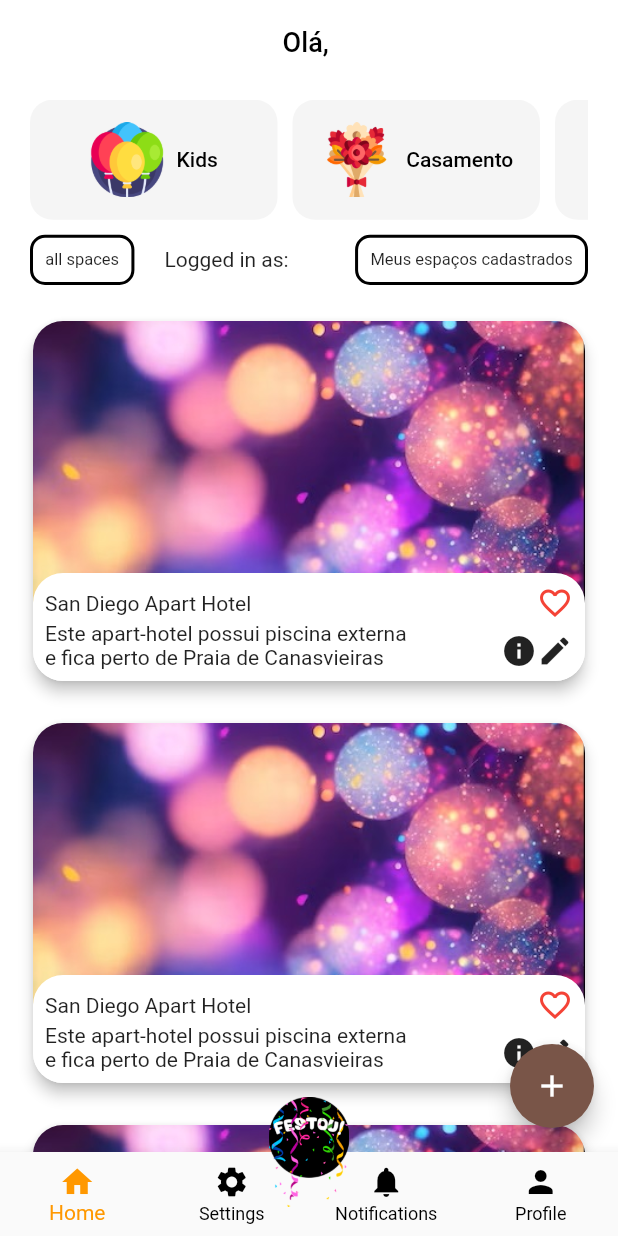
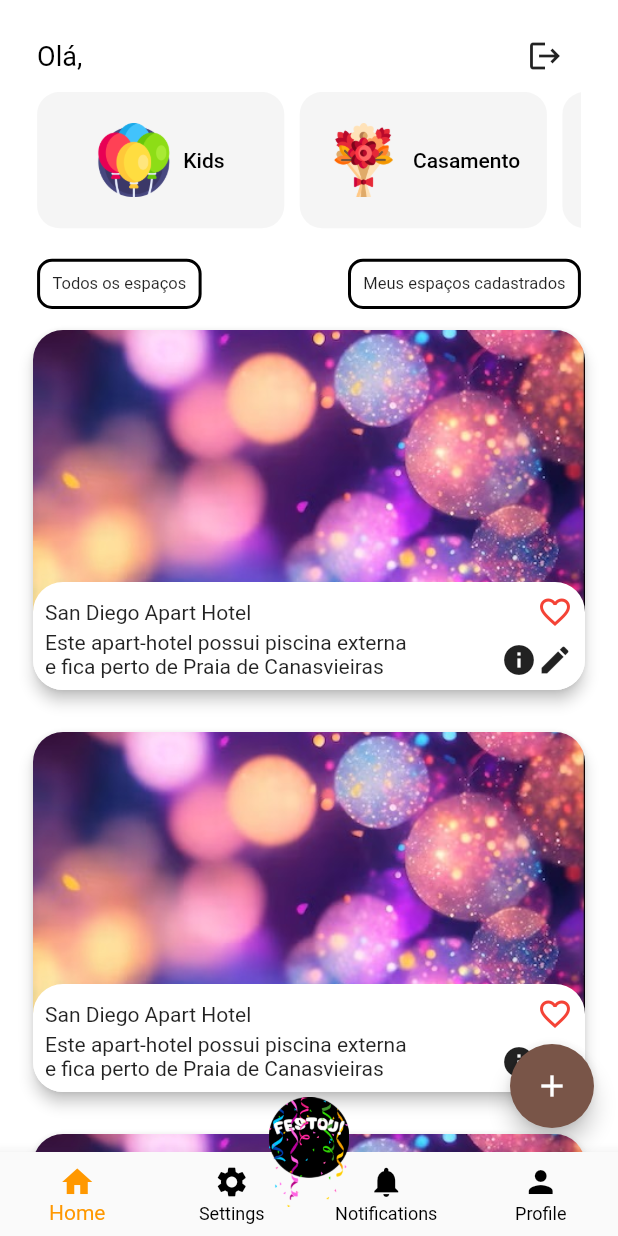
Before and after one commit to rodrigoaugusto99/git_flutter_festou, a Flutter app: the screen it shows once a user with an empty profile is signed in, on a phone screen of 412 x 824 dp. Run offline on Flutter 3.47's test engine with Material 2 defaults, Android fonts, the phone set to English and light mode, and no system bars; our stand-ins replace cloud_firestore, firebase_auth, firebase_core, flutter_riverpod, geocoding, google_maps_flutter and 3 more; missing offline and left inert: search_cep, validatorless; accounts and stored records are empty; generated files the repository leaves out were written again.

Commit message:
FESTOU-79 - Ajustar menu principal de espaços

```diff
--- a/lib/src/features/home/home_page.dart
+++ b/lib/src/features/home/home_page.dart
@@ -31,40 +31,14 @@ class _HomePageState extends ConsumerState<HomePage> {
     return username;
   }
 
+
+
   @override
   Widget build(BuildContext context) {
+    final x = MediaQuery.of(context).size.width;
+    final y = MediaQuery.of(context).size.height;
     return Scaffold(
       backgroundColor: Colors.white,
-      appBar: AppBar(
-        shape: const ContinuousRectangleBorder(
-          borderRadius: BorderRadius.only(
-            bottomLeft: Radius.circular(20),
-            bottomRight: Radius.circular(20),
-          ),
-        ),
-        backgroundColor: Colors.white,
-        elevation: 0,
-        centerTitle: true,
-        title: Column(
-          children: [
-            Text(
-              'Olá, ${extractUsernameFromEmail(user.email!)}',
-              style: const TextStyle(
-                color: Colors.black,
-                fontSize: 18,
-              ),
-            ),
-          ],
-        ),
-        actions: [
-          IconButton(
-            icon: const Icon(Icons.logout),
-            onPressed: () {
-              ref.read(logoutProvider.future);
-            },
-          ),
-        ],
-      ),
       floatingActionButton: FloatingActionButton(
         shape: const CircleBorder(),
         backgroundColor: Colors.brown,
@@ -76,29 +50,49 @@ class _HomePageState extends ConsumerState<HomePage> {
       body: CustomScrollView(
         slivers: [
           SliverAppBar(
-            expandedHeight: 144.0, // ajuste esse valor conforme necessário
+            expandedHeight: y * 0.25,
             flexibleSpace: FlexibleSpaceBar(
               background: Padding(
-                padding: const EdgeInsets.symmetric(
-                    horizontal: 20.0, vertical: 10.0),
+                padding: EdgeInsets.symmetric(
+                    horizontal: x * 0.06),
                 child: Column(
                   mainAxisAlignment: MainAxisAlignment.end,
                   children: [
+                    Row(
+                      children: [
+                        Expanded(
+                          child: Text(
+                            'Olá, ${extractUsernameFromEmail(user.email!)}',
+                            style: const TextStyle(
+                              color: Colors.black,
+                              fontSize: 18,
+                            ),
+                          ),
+                        ),
+                        IconButton(
+                          icon: const Icon(Icons.logout),
+                          onPressed: () {
+                            ref.read(logoutProvider.future);
+                          },
+                        ),
+                      ],
+                    ),
                     // Lista horizontal de botões
                     SizedBox(
-                      height: 80.0, // Defina a altura apropriada para os botões
+                      height: y * 0.12,
                       child: ListView(
                         scrollDirection: Axis.horizontal,
                         children: [
-                          SizedBox(
-                            width: 165.0,
+                          Padding(
+                            padding: const EdgeInsets.only(bottom: 8.0),
+                            child: SizedBox(
+                              width: x * 0.40,
                               child: ElevatedButton(
                                 onPressed: () {},
                                 style: ElevatedButton.styleFrom(
                                     backgroundColor:
-                                      Colors.grey[100], // fundo branco
+                                        Colors.grey[100],
                                     shape: RoundedRectangleBorder(
-                                    // bordas arredondadas
                                       borderRadius: BorderRadius.circular(15),
                                     ),
                                     elevation: 0),
@@ -107,10 +101,9 @@ class _HomePageState extends ConsumerState<HomePage> {
                                   children: [
                                     Image.asset(
                                       'lib/assets/images/iconKids.png',
-                                    width: 50,
+                                      width: x * 0.12,
                                     ),
-                                  const SizedBox(
-                                      width: 8), // espaço entre ícone e texto
+                                    SizedBox(width: x * 0.02),
                                     const Text(
                                       'Kids',
                                       style: TextStyle(color: Colors.black),
@@ -119,17 +112,19 @@ class _HomePageState extends ConsumerState<HomePage> {
                                 ),
                               ),
                             ),
-                          const SizedBox(
-                              width: 10), // Espaçamento entre os botões
+                          ),
                           SizedBox(
-                            width: 165.0,
+                              width: x * 0.025),
+                          Padding(
+                            padding: const EdgeInsets.only(bottom: 8.0),
+                            child: SizedBox(
+                              width: x * 0.40,
                               child: ElevatedButton(
                                 onPressed: () {},
                                 style: ElevatedButton.styleFrom(
                                     backgroundColor:
-                                      Colors.grey[100], // fundo branco
+                                        Colors.grey[100],
                                     shape: RoundedRectangleBorder(
-                                    // bordas arredondadas
                                       borderRadius: BorderRadius.circular(15),
                                     ),
                                     elevation: 0),
@@ -138,10 +133,9 @@ class _HomePageState extends ConsumerState<HomePage> {
                                   children: [
                                     Image.asset(
                                       'lib/assets/images/iconBuque.png',
-                                    width: 50,
+                                      width: x * 0.12,
                                     ),
-                                  const SizedBox(
-                                      width: 8), // espaço entre ícone e texto
+                                    SizedBox(width: x * 0.02),
                                     const Text(
                                       'Casamento',
                                       style: TextStyle(color: Colors.black),
@@ -150,17 +144,18 @@ class _HomePageState extends ConsumerState<HomePage> {
                                 ),
                               ),
                             ),
-                          const SizedBox(
-                              width: 10), // Espaçamento entre os botões
-                          SizedBox(
-                            width: 165.0,
+                          ),
+                          SizedBox(width: x * 0.025),
+                          Padding(
+                            padding: const EdgeInsets.only(bottom: 8.0),
+                            child: SizedBox(
+                              width: x * 0.40,
                               child: ElevatedButton(
                                 onPressed: () {},
                                 style: ElevatedButton.styleFrom(
                                     backgroundColor:
-                                      Colors.grey[100], // fundo branco
+                                        Colors.grey[100],
                                     shape: RoundedRectangleBorder(
-                                    // bordas arredondadas
                                       borderRadius: BorderRadius.circular(15),
                                     ),
                                     elevation: 0),
@@ -169,10 +164,9 @@ class _HomePageState extends ConsumerState<HomePage> {
                                   children: [
                                     Image.asset(
                                       'lib/assets/images/iconQuinze.png',
-                                    width: 50,
+                                      width: x * 0.12,
                                     ),
-                                  const SizedBox(
-                                      width: 8), // espaço entre ícone e texto
+                                    SizedBox(width: x * 0.02),
                                     const Text(
                                       'Debutante',
                                       style: TextStyle(color: Colors.black),
@@ -181,17 +175,18 @@ class _HomePageState extends ConsumerState<HomePage> {
                                 ),
                               ),
                             ),
-                          const SizedBox(
-                              width: 10), // Espaçamento entre os botões
-                          SizedBox(
-                            width: 165.0,
+                          ),
+                          SizedBox(width: x * 0.025),
+                          Padding(
+                            padding: const EdgeInsets.only(bottom: 8.0),
+                            child: SizedBox(
+                              width: x * 0.40,
                               child: ElevatedButton(
                                 onPressed: () {},
                                 style: ElevatedButton.styleFrom(
                                     backgroundColor:
-                                      Colors.grey[100], // fundo branco
+                                        Colors.grey[100],
                                     shape: RoundedRectangleBorder(
-                                    // bordas arredondadas
                                       borderRadius: BorderRadius.circular(15),
                                     ),
                                     elevation: 0),
@@ -200,10 +195,9 @@ class _HomePageState extends ConsumerState<HomePage> {
                                   children: [
                                     Image.asset(
                                       'lib/assets/images/iconCruz.png',
-                                    width: 50,
+                                      width: x * 0.12,
                                     ),
-                                  const SizedBox(
-                                      width: 8), // espaço entre ícone e texto
+                                    SizedBox(width: x * 0.02),
                                     const Text(
                                       'Batizado',
                                       style: TextStyle(color: Colors.black),
@@ -212,17 +206,18 @@ class _HomePageState extends ConsumerState<HomePage> {
                                 ),
                               ),
                             ),
-                          const SizedBox(
-                              width: 10), // Espaçamento entre os botões
-                          SizedBox(
-                            width: 165.0,
+                          ),
+                          SizedBox(width: x * 0.025),
+                          Padding(
+                            padding: const EdgeInsets.only(bottom: 8.0),
+                            child: SizedBox(
+                              width: x * 0.40,
                               child: ElevatedButton(
                                 onPressed: () {},
                                 style: ElevatedButton.styleFrom(
                                     backgroundColor:
-                                      Colors.grey[100], // fundo branco
+                                        Colors.grey[100],
                                     shape: RoundedRectangleBorder(
-                                    // bordas arredondadas
                                       borderRadius: BorderRadius.circular(15),
                                     ),
                                     elevation: 0),
@@ -231,10 +226,9 @@ class _HomePageState extends ConsumerState<HomePage> {
                                   children: [
                                     Image.asset(
                                       'lib/assets/images/iconCha.png',
-                                    width: 50,
+                                      width: x * 0.12,
                                     ),
-                                  const SizedBox(
-                                      width: 8), // espaço entre ícone e texto
+                                    SizedBox(width: x * 0.02),
                                     const Text(
                                       'Chá',
                                       style: TextStyle(color: Colors.black),
@@ -243,17 +237,18 @@ class _HomePageState extends ConsumerState<HomePage> {
                                 ),
                               ),
                             ),
-                          const SizedBox(
-                              width: 10), // Espaçamento entre os botões
-                          SizedBox(
-                            width: 165.0,
+                          ),
+                          SizedBox(width: x * 0.025),
+                          Padding(
+                            padding: const EdgeInsets.only(bottom: 8.0),
+                            child: SizedBox(
+                              width: x * 0.40,
                               child: ElevatedButton(
                                 onPressed: () {},
                                 style: ElevatedButton.styleFrom(
                                     backgroundColor:
-                                      Colors.grey[100], // fundo branco
+                                        Colors.grey[100],
                                     shape: RoundedRectangleBorder(
-                                    // bordas arredondadas
                                       borderRadius: BorderRadius.circular(15),
                                     ),
                                     elevation: 0),
@@ -262,10 +257,9 @@ class _HomePageState extends ConsumerState<HomePage> {
                                   children: [
                                     Image.asset(
                                       'lib/assets/images/iconReuniao.png',
-                                    width: 50,
+                                      width: x * 0.12,
                                     ),
-                                  const SizedBox(
-                                      width: 8), // espaço entre ícone e texto
+                                    SizedBox(width: x * 0.02),
                                     const Text(
                                       'Reunião',
                                       style: TextStyle(color: Colors.black),
@@ -274,17 +268,18 @@ class _HomePageState extends ConsumerState<HomePage> {
                                 ),
                               ),
                             ),
-                          const SizedBox(
-                              width: 10), // Espaçamento entre os botões
-                          SizedBox(
-                            width: 165.0,
+                          ),
+                          SizedBox(width: x * 0.025),
+                          Padding(
+                            padding: const EdgeInsets.only(bottom: 8.0),
+                            child: SizedBox(
+                              width: x * 0.40,
                               child: ElevatedButton(
                                 onPressed: () {},
                                 style: ElevatedButton.styleFrom(
                                     backgroundColor:
-                                      Colors.grey[100], // fundo branco
+                                        Colors.grey[100],
                                     shape: RoundedRectangleBorder(
-                                    // bordas arredondadas
                                       borderRadius: BorderRadius.circular(15),
                                     ),
                                     elevation: 0),
@@ -293,10 +288,9 @@ class _HomePageState extends ConsumerState<HomePage> {
                                   children: [
                                     Image.asset(
                                       'lib/assets/images/iconOutros.png',
-                                    width: 50,
+                                      width: x * 0.12,
                                     ),
-                                  const SizedBox(
-                                      width: 8), // espaço entre ícone e texto
+                                    SizedBox(width: x * 0.02),
                                     const Text(
                                       'Outros',
                                       style: TextStyle(color: Colors.black),
@@ -305,15 +299,12 @@ class _HomePageState extends ConsumerState<HomePage> {
                                 ),
                               ),
                             ),
-                          const SizedBox(
-                              width: 10), // Espaçamento entre os botões
-                          // ... adicione mais botões conforme necessário
+                          ),
+                          SizedBox(width: x * 0.025),
                         ],
                       ),
                     ),
-                    const SizedBox(
-                        height:
-                            10), // Espaçamento entre a lista de botões e o resto do conteúdo
+                    SizedBox(height: y * 0.015), // Espaçamento entre a lista de botões e o resto do conteúdo
                     Row(
                       crossAxisAlignment: CrossAxisAlignment.center,
                       mainAxisAlignment: MainAxisAlignment.spaceBetween,
@@ -323,7 +314,7 @@ class _HomePageState extends ConsumerState<HomePage> {
                               .pushNamed('/home/all_spaces', arguments: user),
                           child: Container(
                             padding: EdgeInsets.all(
-                                MediaQuery.of(context).size.width * 0.02),
+                                x * 0.02),
                             decoration: BoxDecoration(
                               border: Border.all(
                                 color: Colors.black,
@@ -333,19 +324,9 @@ class _HomePageState extends ConsumerState<HomePage> {
                                   const BorderRadius.all(Radius.circular(10.0)),
                             ),
                             child: const Text(
-                              'all spaces',
+                              'Todos os espaços',
                               style: TextStyle(fontSize: 11),
                             ),
-                          ),
-                        ),
-                        const SizedBox(
-                          width: 20,
-                        ),
-                        Expanded(
-                          child: Text(
-                            'Logged in as: ${user.email}',
-                            overflow: TextOverflow.ellipsis,
-                            maxLines: 2,
                           ),
                         ),
                         InkWell(
@@ -353,7 +334,7 @@ class _HomePageState extends ConsumerState<HomePage> {
                               .pushNamed('/home/my_spaces', arguments: user),
                           child: Container(
                             padding: EdgeInsets.all(
-                                MediaQuery.of(context).size.width * 0.02),
+                                x * 0.02),
                             decoration: BoxDecoration(
                               border: Border.all(
                                 color: Colors.black,
```
Lines whose indentation alone changed are shown as unchanged.
